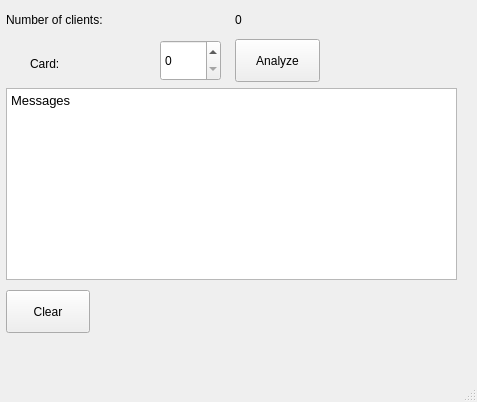
The window that Tt-server/mainwindow.ui (tarmoj/Tt) describes before a commit, drawn with Qt 5.
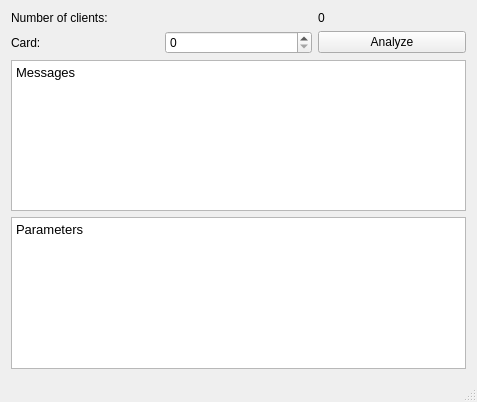
The same window after the commit.

Commit message: Calculating parameters done.

What changed in the file:
```diff
--- a/Tt-server/mainwindow.ui
+++ b/Tt-server/mainwindow.ui
@@ -14,101 +14,65 @@
    <string>Tt Server</string>
   </property>
   <widget class="QWidget" name="centralWidget">
-   <widget class="QLabel" name="numberOfClientsLabel">
-    <property name="geometry">
-     <rect>
-      <x>235</x>
-      <y>6</y>
-      <width>16</width>
-      <height>27</height>
-     </rect>
-    </property>
-    <property name="text">
-     <string>0</string>
-    </property>
-   </widget>
-   <widget class="QPushButton" name="clearButton">
-    <property name="geometry">
-     <rect>
-      <x>6</x>
-      <y>290</y>
-      <width>84</width>
-      <height>43</height>
-     </rect>
-    </property>
-    <property name="text">
-     <string>Clear</string>
-    </property>
-   </widget>
+   <layout class="QGridLayout" name="gridLayout">
+    <item row="0" column="0" colspan="2">
    <widget class="QLabel" name="label">
-    <property name="geometry">
-     <rect>
-      <x>6</x>
-      <y>6</y>
-      <width>165</width>
-      <height>27</height>
-     </rect>
-    </property>
     <property name="text">
      <string>Number of clients:</string>
     </property>
    </widget>
-   <widget class="QTextEdit" name="messagesTextEdit">
-    <property name="geometry">
-     <rect>
-      <x>6</x>
-      <y>88</y>
-      <width>451</width>
-      <height>192</height>
-     </rect>
-    </property>
-    <property name="html">
-     <string>&lt;!DOCTYPE HTML PUBLIC &quot;-//W3C//DTD HTML 4.0//EN&quot; &quot;http://www.w3.org/TR/REC-html40/strict.dtd&quot;&gt;
-&lt;html&gt;&lt;head&gt;&lt;meta name=&quot;qrichtext&quot; content=&quot;1&quot; /&gt;&lt;style type=&quot;text/css&quot;&gt;
-p, li { white-space: pre-wrap; }
-&lt;/style&gt;&lt;/head&gt;&lt;body style=&quot; font-family:'Noto Sans'; font-size:10pt; font-weight:400; font-style:normal;&quot;&gt;
-&lt;p style=&quot; margin-top:0px; margin-bottom:0px; margin-left:0px; margin-right:0px; -qt-block-indent:0; text-indent:0px;&quot;&gt;Messages&lt;/p&gt;&lt;/body&gt;&lt;/html&gt;</string>
-    </property>
-   </widget>
+    </item>
+    <item row="0" column="2">
+     <widget class="QLabel" name="numberOfClientsLabel">
+      <property name="text">
+       <string>0</string>
+      </property>
+     </widget>
+    </item>
+    <item row="1" column="0">
+     <widget class="QLabel" name="label_2">
+      <property name="text">
+       <string>Card:</string>
+      </property>
+     </widget>
+    </item>
+    <item row="1" column="1">
    <widget class="QSpinBox" name="cardNumberSpinBox">
-    <property name="geometry">
-     <rect>
-      <x>160</x>
-      <y>40</y>
-      <width>61</width>
-      <height>41</height>
-     </rect>
-    </property>
     <property name="maximum">
      <number>8</number>
     </property>
    </widget>
+    </item>
+    <item row="1" column="2">
    <widget class="QPushButton" name="analyzeButton">
-    <property name="geometry">
-     <rect>
-      <x>235</x>
-      <y>39</y>
-      <width>85</width>
-      <height>43</height>
-     </rect>
-    </property>
     <property name="text">
      <string>Analyze</string>
     </property>
    </widget>
-   <widget class="QLabel" name="label_2">
-    <property name="geometry">
-     <rect>
-      <x>30</x>
-      <y>50</y>
-      <width>85</width>
-      <height>27</height>
-     </rect>
-    </property>
-    <property name="text">
-     <string>Card:</string>
-    </property>
-   </widget>
+    </item>
+    <item row="2" column="0" colspan="3">
+     <widget class="QTextEdit" name="messagesTextEdit">
+      <property name="html">
+       <string>&lt;!DOCTYPE HTML PUBLIC &quot;-//W3C//DTD HTML 4.0//EN&quot; &quot;http://www.w3.org/TR/REC-html40/strict.dtd&quot;&gt;
+&lt;html&gt;&lt;head&gt;&lt;meta name=&quot;qrichtext&quot; content=&quot;1&quot; /&gt;&lt;style type=&quot;text/css&quot;&gt;
+p, li { white-space: pre-wrap; }
+&lt;/style&gt;&lt;/head&gt;&lt;body style=&quot; font-family:'Noto Sans'; font-size:10pt; font-weight:400; font-style:normal;&quot;&gt;
+&lt;p style=&quot; margin-top:0px; margin-bottom:0px; margin-left:0px; margin-right:0px; -qt-block-indent:0; text-indent:0px;&quot;&gt;Messages&lt;/p&gt;&lt;/body&gt;&lt;/html&gt;</string>
+      </property>
+     </widget>
+    </item>
+    <item row="3" column="0" colspan="3">
+     <widget class="QTextEdit" name="parametersTextEdit">
+      <property name="html">
+       <string>&lt;!DOCTYPE HTML PUBLIC &quot;-//W3C//DTD HTML 4.0//EN&quot; &quot;http://www.w3.org/TR/REC-html40/strict.dtd&quot;&gt;
+&lt;html&gt;&lt;head&gt;&lt;meta name=&quot;qrichtext&quot; content=&quot;1&quot; /&gt;&lt;style type=&quot;text/css&quot;&gt;
+p, li { white-space: pre-wrap; }
+&lt;/style&gt;&lt;/head&gt;&lt;body style=&quot; font-family:'Noto Sans'; font-size:10pt; font-weight:400; font-style:normal;&quot;&gt;
+&lt;p style=&quot; margin-top:0px; margin-bottom:0px; margin-left:0px; margin-right:0px; -qt-block-indent:0; text-indent:0px;&quot;&gt;Parameters&lt;/p&gt;&lt;/body&gt;&lt;/html&gt;</string>
+      </property>
+     </widget>
+    </item>
+   </layout>
   </widget>
   <widget class="QStatusBar" name="statusBar"/>
  </widget>
```
Lines whose indentation alone changed are shown as unchanged. The commit also changes 4 other files.
